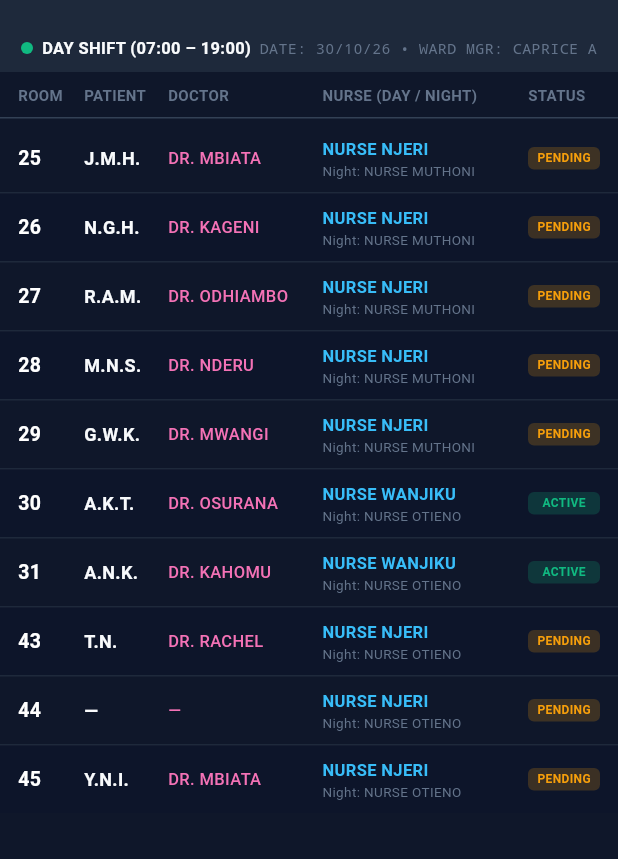
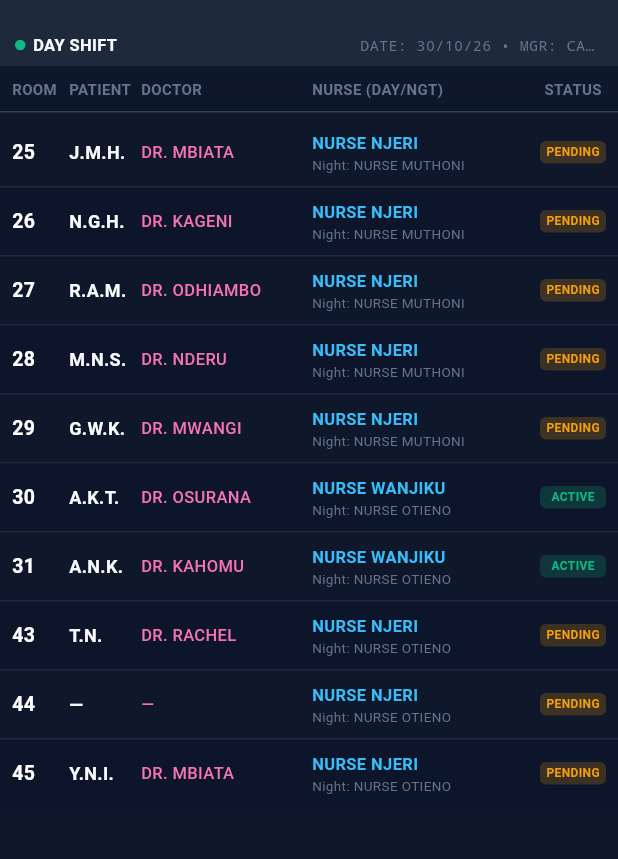
Before and after one commit to Ikileng/Oravi-Main-, a Flutter app: the DigitalWhiteboardScreen screen opened directly, on a phone screen of 412 x 824 dp, the part 60-919 px from its top. Run offline on Flutter 3.47's test engine with Material 3 defaults, Android fonts, the phone set to English and light mode, and no system bars; our stand-ins replace drift, equatable, flutter_riverpod; accounts and stored records are empty; generated files the repository leaves out were written again; network calls fail.

Commit message:
fix(m8): responsive compact layout for narrow screens on digital whiteboard

```diff
--- a/lib/presentation/whiteboard/digital_whiteboard_screen.dart
+++ b/lib/presentation/whiteboard/digital_whiteboard_screen.dart
@@ -142,31 +142,30 @@ class _DigitalWhiteboardScreenState extends ConsumerState<DigitalWhiteboardScree
         children: [
           // Subheader: Shift info & Gertrude Date Stamping
           Container(
-            padding: const EdgeInsets.symmetric(horizontal: 14, vertical: 8),
+            padding: const EdgeInsets.symmetric(horizontal: 10, vertical: 6),
             color: const Color(0xFF1E293B),
             child: Row(
-              mainAxisAlignment: MainAxisAlignment.spaceBetween,
-              children: [
-                Row(
               children: [
                 Container(
-                      width: 8,
-                      height: 8,
+                  width: 7,
+                  height: 7,
                   decoration: const BoxDecoration(
                     color: ClinicalTheme.successGreen,
                     shape: BoxShape.circle,
                   ),
                 ),
-                    const SizedBox(width: 6),
+                const SizedBox(width: 5),
                 const Text(
-                      'DAY SHIFT (07:00 – 19:00)',
+                  'DAY SHIFT',
                   style: TextStyle(fontSize: 11, fontWeight: FontWeight.bold, color: ClinicalTheme.textPrimary),
                 ),
-                  ],
+                const Spacer(),
+                Flexible(
+                  child: Text(
+                    'DATE: 30/10/26 • MGR: ${roster.wardManager}',
+                    style: const TextStyle(fontSize: 10, color: ClinicalTheme.textMuted, fontFamily: 'monospace'),
+                    overflow: TextOverflow.ellipsis,
                   ),
-                Text(
-                  'DATE: 30/10/26 • WARD MGR: ${roster.wardManager}',
-                  style: const TextStyle(fontSize: 10, color: ClinicalTheme.textMuted, fontFamily: 'monospace'),
                 ),
               ],
             ),
@@ -174,7 +173,7 @@ class _DigitalWhiteboardScreenState extends ConsumerState<DigitalWhiteboardScree
 
           // Gertrude Table Header
           Container(
-            padding: const EdgeInsets.symmetric(horizontal: 12, vertical: 8),
+            padding: const EdgeInsets.symmetric(horizontal: 8, vertical: 8),
             decoration: const BoxDecoration(
               color: Color(0xFF0F172A),
               border: Border(bottom: BorderSide(color: Color(0xFF334155), width: 1)),
@@ -182,11 +181,11 @@ class _DigitalWhiteboardScreenState extends ConsumerState<DigitalWhiteboardScree
             child: const Row(
               children: [
                 SizedBox(
-                  width: 44,
+                  width: 38,
                   child: Text('ROOM', style: TextStyle(fontSize: 10, fontWeight: FontWeight.bold, color: ClinicalTheme.textMuted)),
                 ),
                 SizedBox(
-                  width: 56,
+                  width: 48,
                   child: Text('PATIENT', style: TextStyle(fontSize: 10, fontWeight: FontWeight.bold, color: ClinicalTheme.textMuted)),
                 ),
                 Expanded(
@@ -195,11 +194,13 @@ class _DigitalWhiteboardScreenState extends ConsumerState<DigitalWhiteboardScree
                 ),
                 Expanded(
                   flex: 4,
-                  child: Text('NURSE (DAY / NIGHT)', style: TextStyle(fontSize: 10, fontWeight: FontWeight.bold, color: ClinicalTheme.textMuted)),
+                  child: Text('NURSE (DAY/NGT)', style: TextStyle(fontSize: 10, fontWeight: FontWeight.bold, color: ClinicalTheme.textMuted), overflow: TextOverflow.ellipsis),
                 ),
                 SizedBox(
-                  width: 48,
+                  width: 44,
+                  child: Center(
                     child: Text('STATUS', style: TextStyle(fontSize: 10, fontWeight: FontWeight.bold, color: ClinicalTheme.textMuted)),
+                  ),
                 ),
               ],
             ),
@@ -222,12 +223,12 @@ class _DigitalWhiteboardScreenState extends ConsumerState<DigitalWhiteboardScree
                     color: isSelected
                         ? ClinicalTheme.nurseBlue.withValues(alpha: 0.15)
                         : (i % 2 == 0 ? Colors.transparent : const Color(0xFF0B132B).withValues(alpha: 0.4)),
-                    padding: const EdgeInsets.symmetric(horizontal: 12, vertical: 8),
+                    padding: const EdgeInsets.symmetric(horizontal: 8, vertical: 8),
                     child: Row(
                       children: [
                         // Room Number
                         SizedBox(
-                          width: 44,
+                          width: 38,
                           child: Text(
                             b.bedNumber,
                             style: TextStyle(
@@ -240,7 +241,7 @@ class _DigitalWhiteboardScreenState extends ConsumerState<DigitalWhiteboardScree
 
                         // Patient Initials
                         SizedBox(
-                          width: 56,
+                          width: 48,
                           child: Text(
                             b.patientInitials.isNotEmpty ? b.patientInitials : '—',
                             style: const TextStyle(fontSize: 12, fontWeight: FontWeight.w600, color: ClinicalTheme.textPrimary),
@@ -288,9 +289,9 @@ class _DigitalWhiteboardScreenState extends ConsumerState<DigitalWhiteboardScree
 
                         // Status Badge
                         SizedBox(
-                          width: 48,
+                          width: 44,
                           child: Container(
-                            padding: const EdgeInsets.symmetric(horizontal: 4, vertical: 2),
+                            padding: const EdgeInsets.symmetric(horizontal: 2, vertical: 2),
                             decoration: BoxDecoration(
                               color: isAccepted
                                   ? ClinicalTheme.successGreen.withValues(alpha: 0.2)
```
Lines whose indentation alone changed are shown as unchanged.
